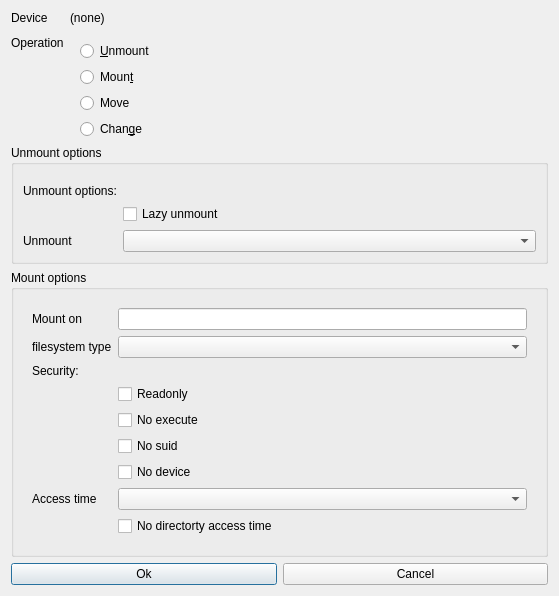
First picture: the form in ui/mount.ui, repository iddekingej/blgui, before the edit.
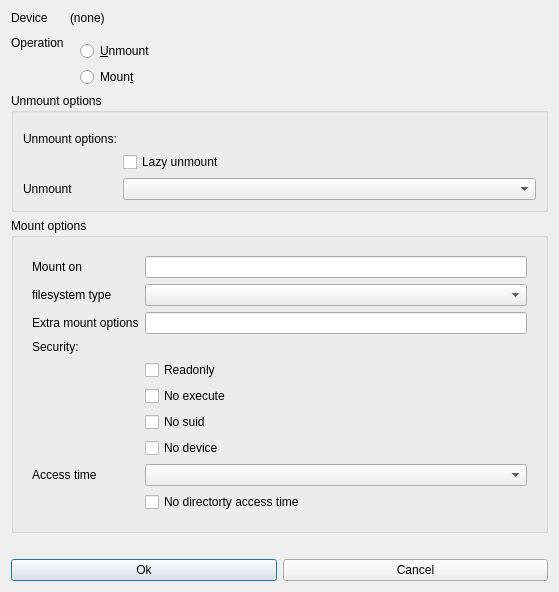
Second picture: the form after the edit.

```diff
--- a/ui/mount.ui
+++ b/ui/mount.ui
@@ -52,20 +52,6 @@
          </property>
         </widget>
        </item>
-       <item>
-        <widget class="QRadioButton" name="optionMove">
-         <property name="text">
-          <string>Move</string>
-         </property>
-        </widget>
-       </item>
-       <item>
-        <widget class="QRadioButton" name="optionChange">
-         <property name="text">
-          <string>Chan&amp;ge</string>
-         </property>
-        </widget>
-       </item>
       </layout>
      </item>
      <item row="1" column="0">
@@ -85,6 +71,9 @@
      <layout class="QVBoxLayout" name="verticalLayout_6">
       <item>
        <layout class="QFormLayout" name="formLayout_3">
+        <property name="horizontalSpacing">
+         <number>6</number>
+        </property>
         <property name="topMargin">
          <number>10</number>
         </property>
@@ -165,62 +154,72 @@
            </property>
           </widget>
          </item>
-         <item row="3" column="1">
+         <item row="4" column="1">
           <widget class="QCheckBox" name="readOnly">
            <property name="text">
             <string>Readonly</string>
            </property>
           </widget>
          </item>
-         <item row="4" column="1">
+         <item row="5" column="1">
           <widget class="QCheckBox" name="noExec">
            <property name="text">
             <string>No execute</string>
            </property>
           </widget>
          </item>
-         <item row="5" column="1">
+         <item row="6" column="1">
           <widget class="QCheckBox" name="noSuid">
            <property name="text">
             <string>No suid</string>
            </property>
           </widget>
          </item>
-         <item row="6" column="1">
+         <item row="7" column="1">
           <widget class="QCheckBox" name="noDevices">
            <property name="text">
             <string>No device</string>
            </property>
           </widget>
          </item>
-         <item row="7" column="0">
+         <item row="8" column="0">
           <widget class="QLabel" name="label_6">
            <property name="text">
             <string>Access time</string>
            </property>
           </widget>
          </item>
-         <item row="7" column="1">
-          <widget class="QComboBox" name="accesTimeSet">
-           <property name="editable">
-            <bool>false</bool>
-           </property>
-          </widget>
-         </item>
          <item row="8" column="1">
+          <widget class="QComboBox" name="accesTimeSet">
+           <property name="editable">
+            <bool>false</bool>
+           </property>
+          </widget>
+         </item>
+         <item row="9" column="1">
           <widget class="QCheckBox" name="noAccessDir">
            <property name="text">
             <string>No directorty access time</string>
            </property>
           </widget>
          </item>
-         <item row="2" column="0">
+         <item row="3" column="0">
           <widget class="QLabel" name="label_13">
            <property name="text">
             <string>Security:</string>
            </property>
           </widget>
          </item>
+         <item row="2" column="0">
+          <widget class="QLabel" name="label_3">
+           <property name="text">
+            <string>Extra mount options</string>
+           </property>
+          </widget>
+         </item>
+         <item row="2" column="1">
+          <widget class="QLineEdit" name="extraOptions"/>
+         </item>
         </layout>
        </widget>
       </item>
```
